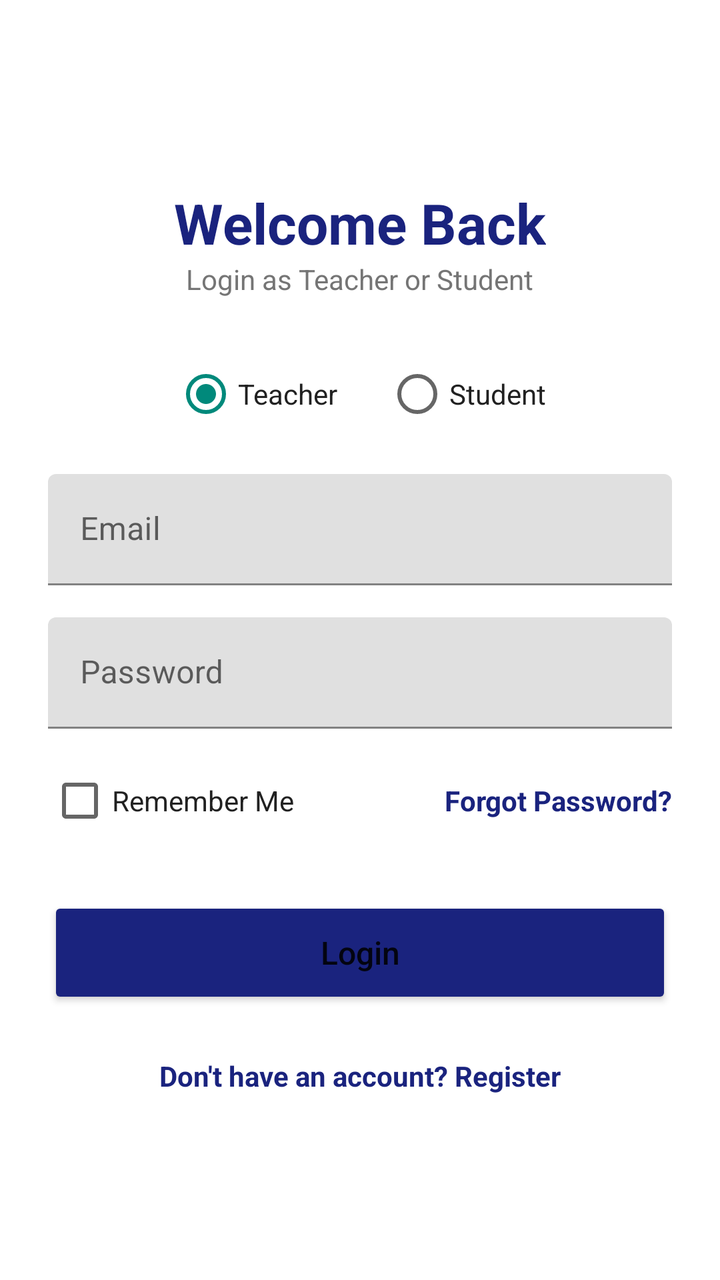
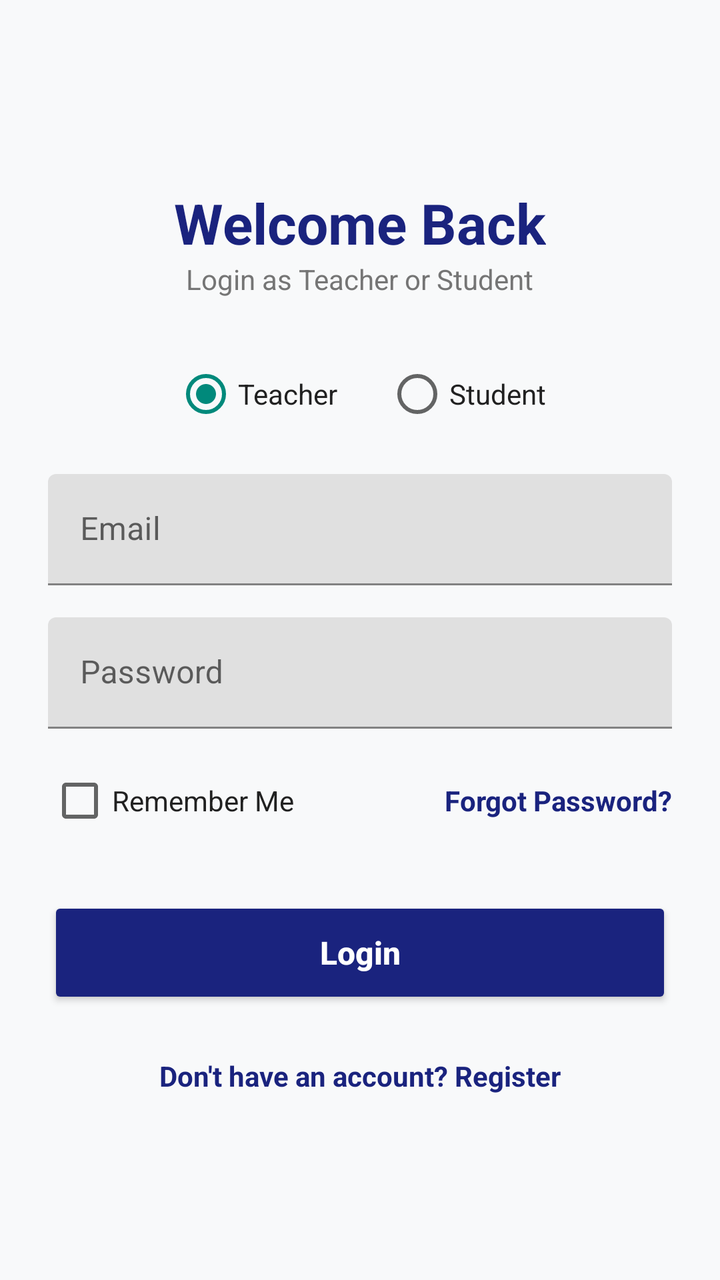

The first picture is an Android layout as it rendered before a commit; the second is the same layout after the commit. The layout source and the unified diff follow.
<!-- AndroidManifest.xml: activity theme Theme.Attendance_system -->
<!-- res/layout/activity_login.xml -->
<?xml version="1.0" encoding="utf-8"?>
<ScrollView xmlns:android="http://schemas.android.com/apk/res/android"
    android:layout_width="match_parent"
    android:layout_height="match_parent"
    android:fillViewport="true"
    android:padding="24dp">

    <LinearLayout
        android:layout_width="match_parent"
        android:layout_height="wrap_content"
        android:gravity="center"
        android:orientation="vertical">

        <TextView
            android:layout_width="wrap_content"
            android:layout_height="wrap_content"
            android:text="Welcome Back"
            android:textColor="@color/primary_navy"
            android:textSize="28sp"
            android:textStyle="bold" />

        <TextView
            android:layout_width="wrap_content"
            android:layout_height="wrap_content"
            android:layout_marginBottom="24dp"
            android:text="Login as Teacher or Student"
            android:textColor="@color/text_muted"
            android:textSize="14sp" />

        <RadioGroup
            android:id="@+id/rgLoginRole"
            android:layout_width="match_parent"
            android:layout_height="wrap_content"
            android:layout_marginBottom="16dp"
            android:gravity="center"
            android:orientation="horizontal">

            <RadioButton
                android:id="@+id/rbLoginTeacher"
                android:layout_width="wrap_content"
                android:layout_height="wrap_content"
                android:layout_marginEnd="24dp"
                android:checked="true"
                android:text="Teacher"
                android:textColor="@color/text_dark" />

            <RadioButton
                android:id="@+id/rbLoginStudent"
                android:layout_width="wrap_content"
                android:layout_height="wrap_content"
                android:text="Student"
                android:textColor="@color/text_dark" />

        </RadioGroup>

        <com.google.android.material.textfield.TextInputLayout
            android:id="@+id/tilStudentId"
            android:layout_width="match_parent"
            android:layout_height="wrap_content"
            android:layout_marginBottom="16dp"
            android:visibility="gone">

            <com.google.android.material.textfield.TextInputEditText
                android:id="@+id/etStudentId"
                android:layout_width="match_parent"
                android:layout_height="wrap_content"
                android:hint="Student Name / ID (e.g. Rahim)"
                android:inputType="text" />

        </com.google.android.material.textfield.TextInputLayout>

        <com.google.android.material.textfield.TextInputLayout
            android:layout_width="match_parent"
            android:layout_height="wrap_content"
            android:layout_marginBottom="16dp">

            <com.google.android.material.textfield.TextInputEditText
                android:id="@+id/etEmail"
                android:layout_width="match_parent"
                android:layout_height="wrap_content"
                android:hint="@string/email"
                android:inputType="textEmailAddress" />

        </com.google.android.material.textfield.TextInputLayout>

        <com.google.android.material.textfield.TextInputLayout
            android:layout_width="match_parent"
            android:layout_height="wrap_content"
            android:layout_marginBottom="12dp">

            <com.google.android.material.textfield.TextInputEditText
                android:id="@+id/etPassword"
                android:layout_width="match_parent"
                android:layout_height="wrap_content"
                android:hint="@string/password"
                android:inputType="textPassword" />

        </com.google.android.material.textfield.TextInputLayout>

        
        <LinearLayout
            android:layout_width="match_parent"
            android:layout_height="wrap_content"
            android:layout_marginBottom="24dp"
            android:orientation="horizontal"
            android:gravity="center_vertical">

            <CheckBox
                android:id="@+id/cbRememberMe"
                android:layout_width="0dp"
                android:layout_height="wrap_content"
                android:layout_weight="1"
                android:text="Remember Me"
                android:textColor="@color/text_dark" />

            <TextView
                android:id="@+id/tvForgotPassword"
                android:layout_width="wrap_content"
                android:layout_height="wrap_content"
                android:text="Forgot Password?"
                android:textColor="@color/primary_navy"
                android:textSize="14sp"
                android:textStyle="bold" />

        </LinearLayout>

        <Button
            android:id="@+id/btnLogin"
            android:layout_width="match_parent"
            android:layout_height="56dp"
            android:backgroundTint="@color/primary_navy"
            android:text="@string/login"
            android:textAllCaps="false"
            android:textSize="16sp" />

        <TextView
            android:id="@+id/tvGoToRegister"
            android:layout_width="wrap_content"
            android:layout_height="wrap_content"
            android:layout_marginTop="24dp"
            android:text="Don't have an account? Register"
            android:textColor="@color/primary_navy"
            android:textSize="14sp"
            android:textStyle="bold" />

    </LinearLayout>

</ScrollView>
<!-- resources referenced by this layout -->
<resources>
  <color name="primary_navy">#1A237E</color>
  <color name="text_dark">#212121</color>
  <color name="text_muted">#757575</color>
  <string name="email">Email</string>
  <string name="login">Login</string>
  <string name="password">Password</string>
  <style name="Theme.Attendance_system" parent="Theme.MaterialComponents.Light.NoActionBar">
          <item name="colorPrimary">@color/purple_500</item>
          <item name="colorPrimaryVariant">@color/purple_700</item>
          <item name="colorOnPrimary">@color/white</item>
          <item name="colorSecondary">@color/teal_200</item>
      </style>
  <color name="purple_500">#1A237E</color>
  <color name="purple_700">#0D47A1</color>
  <color name="white">#FFFFFFFF</color>
  <color name="teal_200">#00897B</color>
</resources>

<!-- the commit's change to res/layout/activity_login.xml (unified diff, before → after) -->
@@ -2,6 +2,7 @@
 <ScrollView xmlns:android="http://schemas.android.com/apk/res/android"
     android:layout_width="match_parent"
     android:layout_height="match_parent"
+    android:background="@color/background_light"
     android:fillViewport="true"
     android:padding="24dp">
 
@@ -65,7 +66,8 @@
                 android:layout_width="match_parent"
                 android:layout_height="wrap_content"
                 android:hint="Student Name / ID (e.g. Rahim)"
-                android:inputType="text" />
+                android:inputType="text"
+                android:textColor="@color/text_dark" />
 
         </com.google.android.material.textfield.TextInputLayout>
 
@@ -79,7 +81,8 @@
                 android:layout_width="match_parent"
                 android:layout_height="wrap_content"
                 android:hint="@string/email"
-                android:inputType="textEmailAddress" />
+                android:inputType="textEmailAddress"
+                android:textColor="@color/text_dark" />
 
         </com.google.android.material.textfield.TextInputLayout>
 
@@ -93,7 +96,8 @@
                 android:layout_width="match_parent"
                 android:layout_height="wrap_content"
                 android:hint="@string/password"
-                android:inputType="textPassword" />
+                android:inputType="textPassword"
+                android:textColor="@color/text_dark" />
 
         </com.google.android.material.textfield.TextInputLayout>
 
@@ -102,8 +106,8 @@
             android:layout_width="match_parent"
             android:layout_height="wrap_content"
             android:layout_marginBottom="24dp"
-            android:orientation="horizontal"
-            android:gravity="center_vertical">
+            android:gravity="center_vertical"
+            android:orientation="horizontal">
 
             <CheckBox
                 android:id="@+id/cbRememberMe"
@@ -131,7 +135,9 @@
             android:backgroundTint="@color/primary_navy"
             android:text="@string/login"
             android:textAllCaps="false"
-            android:textSize="16sp" />
+            android:textColor="@color/white"
+            android:textSize="16sp"
+            android:textStyle="bold" />
 
         <TextView
             android:id="@+id/tvGoToRegister"
<!-- resource entries referenced after the edit -->
@@ -1,5 +1,6 @@
 <!-- resources referenced by this layout -->
 <resources>
+  <color name="background_light">#F8F9FA</color>
   <color name="primary_navy">#1A237E</color>
   <color name="text_dark">#212121</color>
   <color name="text_muted">#757575</color>
